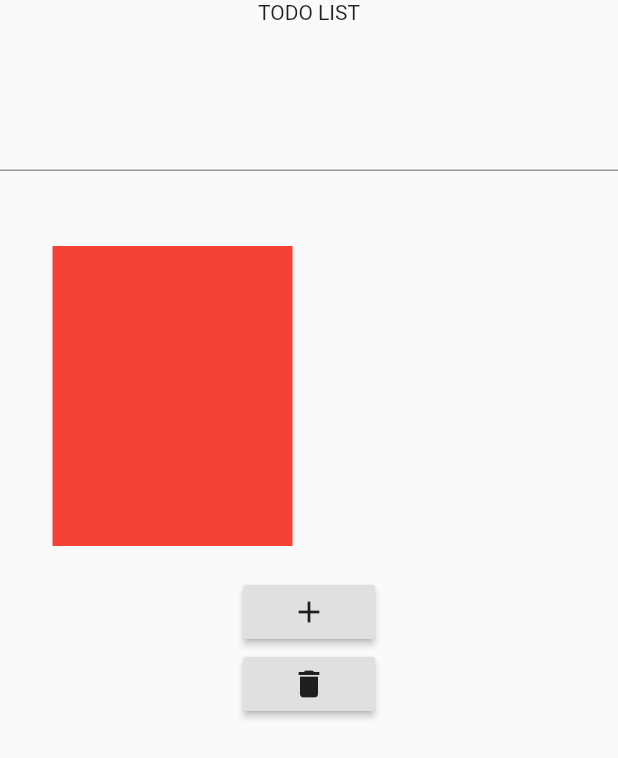
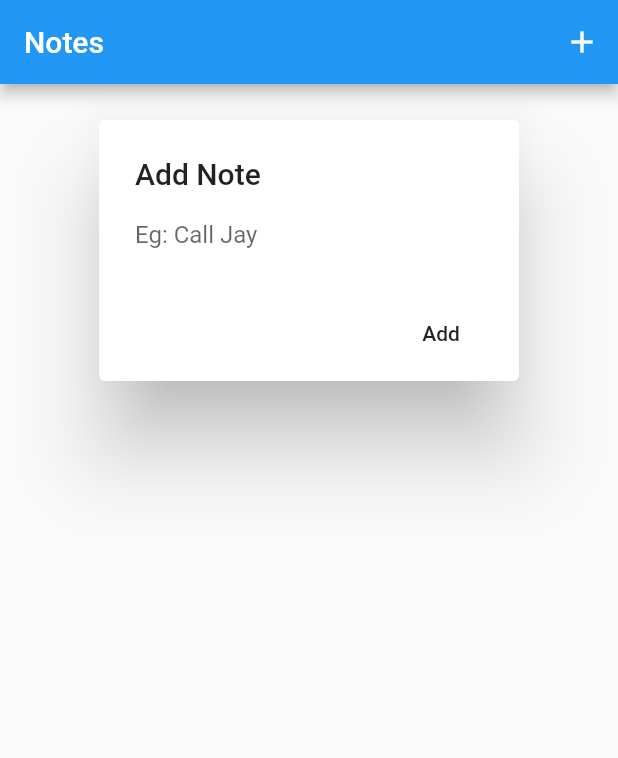
Before and after one commit to JayKanakiya/TODO, a Flutter app: the screen it shows after launch, after a tap on the "add" icon, on a phone screen of 412 x 824 dp. Shown: the top 758 px of the screen. Run offline on Flutter 3.47's test engine with Material 2 defaults, Android fonts, the phone set to English and light mode, and no system bars.

```diff
--- a/lib/item.dart
+++ b/lib/item.dart
@@ -1,4 +1,5 @@
 class Item{
-  String title;
+  String title = '';
+  // String description = '';
   Item(this.title);
 }
--- a/lib/main.dart
+++ b/lib/main.dart
@@ -1,21 +1,16 @@
 import 'package:flutter/material.dart';
-// import 'package:myapp/item.dart';
+import 'package:myapp/item.dart';
+
+void main() => runApp(MyApp());
 
 
-void main() => runApp(MyApp());
-String res="";
-// List<String> items = ["Jay"];
-// // items.add(503)
-// items.add("vee");
+class MyApp extends StatelessWidget {
 
-class MyApp extends StatelessWidget {
-  // This widget is the root of your application.
   @override
   Widget build(BuildContext context) {
     return MaterialApp(
       title: 'Flutter Demo',
       home: new HomePage(),
-
     );
   }
 }
@@ -26,84 +21,98 @@ class HomePage extends StatefulWidget {
 }
 
 class _HomePageState extends State<HomePage> {
-    int _count = 0;
-    // String res="";
+
+
+
+  bool showBox = false;
+  TextEditingController tec = new TextEditingController();
+  List<String> itemList = [];
+
   @override
   Widget build(BuildContext context) {
-        List<Widget> _itemlist = new List.generate(_count, (int i) => new itemList());
+    return Scaffold(
+      appBar: new AppBar(
+        title: new Text("Notes"),
+        actions: <Widget>[
+          new IconButton(
+            icon: new Icon(Icons.add),
+            onPressed: (){
+              setState(() {
+                showBox = true;
+              });
 
-        return Scaffold(
+            },
+          ),
+        ],
+      ),
+
       body: new Container(
         child: new Column(
           children: <Widget>[
-                    Text('TODO LIST'),
-                    Container(
-                        margin: EdgeInsets.only(bottom: 50.0, top: 50.0),
-                        child: new TextField(
+            showBox == true?
+            new AlertDialog(
+              title: new Text("Add Note"),
+              content: new TextField(
+                controller: tec,
+                decoration: new InputDecoration.collapsed(
+                  hintText: "Eg: Call Jay"
+                ),
+                onSubmitted: (String s){
 
-                        onChanged: (text){
-                            res = text;
-                            // items.add(res);
                 },
+              ),
+              actions: <Widget>[
+                new FlatButton(
+                  onPressed: (){
+                    setState(() {
+                      showBox = false;
+                      itemList.add(tec.text);
+                      tec.clear();
+                    });
+                  },
+                  child: new Text("Add"),
+                ),
+              ],
+            ) : new Text(""),
 
-                    ),
-                    ),
-                    Container(
-                        height: 200.0,
-                        child: new ListView(
-                        padding: EdgeInsets.only(left:15.0),
-                        children: _itemlist,
+            new Flexible(
+              child: new ListView.builder(
                 scrollDirection: Axis.horizontal,
+                itemCount: itemList.length,
+                itemBuilder: (BuildContext ctxt, int index){
+                  return new Column(
+                    children: <Widget>[
+                      new MakeTile(itemList[index],index),
+                    ],
+                  );
+                }
               ),
             ),
 
-                    Container(
-                        margin: EdgeInsets.only(top: 20.0),
-                        child: new RaisedButton(
-                            onPressed: _addNewItem,
-                            child: new Icon(Icons.add),
-                        ),
-                    ),
-                    RaisedButton(
-                        onPressed: _removeItem,
-                        child: new Icon(Icons.delete),
-                    ),
           ],
         ),
       ),
     );
   }
-    void _removeItem(){
-        setState(() {
-            _count = _count - 1;
-        });
-    }
-    void _addNewItem(){
-        setState(() {
-            _count = _count + 1;
-            // items.add(res);
-
-        });
-    }
 }
 
-class itemList extends StatefulWidget {
+class MakeTile extends StatelessWidget {
+  String s;
+  int i;
+  List colors = [Colors.indigo, Colors.cyan, Colors.red];
   @override
-  _itemListState createState() => _itemListState();
+  Widget build(BuildContext context) {
+    return Container(
+      margin: EdgeInsets.only(left: 15.0, right: 15.0),
+      height: 200.0,
+      child: new Container(
+            width: 160.0,
+            color: colors[i%3],
+            padding: EdgeInsets.only(left:35.0,top: 60.0),
+            child: new Text(s, style: TextStyle(color: Colors.white, fontSize: 25.0)),
+      ),
+    );
   }
 
-class _itemListState extends State<itemList> {
-  @override
-  Widget build(BuildContext context) {
-    return new Container(
-        // margin: EdgeInsets.symmetric(vertical: 0.0),
-        height: 300.0,
-        padding: EdgeInsets.only(left: 40.0),
-        margin: EdgeInsets.only(top:0.0,left: 20.0),
-        width: 160.0,
-        color: Colors.red,
-        child: new Text(res, style: TextStyle(color: Colors.white, fontSize: 10.0),),
-
-        );
+  MakeTile(this.s,this.i);
 }
-}
```
Lines whose indentation alone changed are shown as unchanged.
